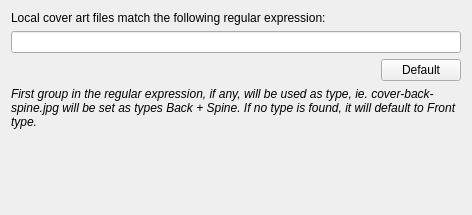
Above: ui/provider_options_local.ui from metabrainz/picard before the change. Below: the same form after it.
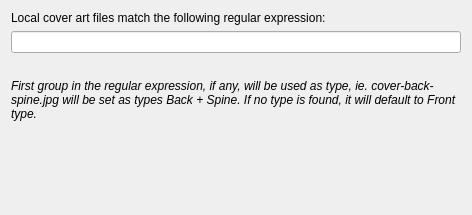
That is the form after the change.

Commit message:
Improve Cover Art / Local options page:
- remove redundant "Default" button

What changed in the file:
```diff
--- a/ui/provider_options_local.ui
+++ b/ui/provider_options_local.ui
@@ -33,19 +33,6 @@
        </property>
       </widget>
      </item>
-     <item>
-      <widget class="QPushButton" name="local_cover_regex_default">
-       <property name="sizePolicy">
-        <sizepolicy hsizetype="Fixed" vsizetype="Fixed">
-         <horstretch>0</horstretch>
-         <verstretch>0</verstretch>
-        </sizepolicy>
-       </property>
-       <property name="text">
-        <string>Default</string>
-       </property>
-      </widget>
-     </item>
     </layout>
    </item>
    <item>
```
The commit also changes 2 other files.
